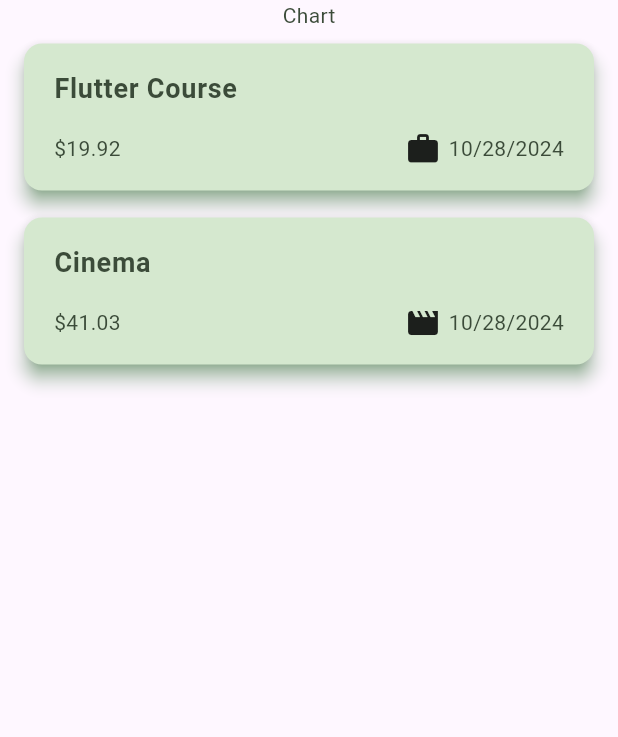
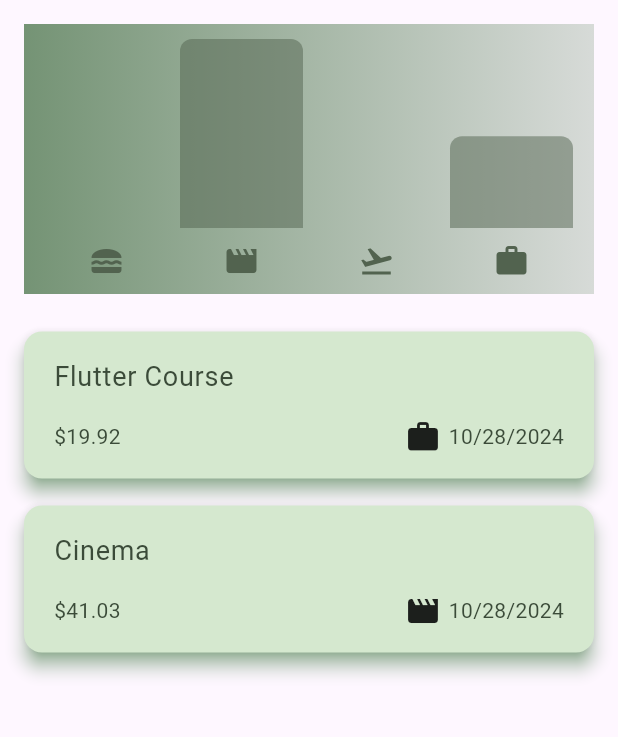
Before and after one commit to KanishkaKanungo/Expense_Tracker_App, a Flutter app: the screen it shows after launch, on a phone screen of 412 x 824 dp, the part 84-821 px from its top. Run offline on Flutter 3.47's test engine with Material 3 defaults, Android fonts, the phone set to English and light mode, and no system bars.

Commit message:
Chart Added

```diff
--- /dev/null
+++ b/lib/chart/chart.dart
@@ -0,0 +1,78 @@
+import 'package:expense_tracker/chart/chart_bar.dart';
+import 'package:expense_tracker/models/expense.dart';
+import 'package:flutter/material.dart';
+
+class Chart extends StatelessWidget {
+   Chart({super.key, required this.expense});
+  List<Expense> expense;
+
+
+  List<ExpenseCategory> get bars{
+    return [
+      ExpenseCategory.category(Category.food, expense),
+      ExpenseCategory.category(Category.leisure, expense),
+      ExpenseCategory.category(Category.travel, expense),
+      ExpenseCategory.category(Category.work, expense)
+    ];
+  }
+  double get maxExpenseAmount{
+    double maxExpenseAmount = 0;
+    for (final bar in bars) {
+      if(bar.totalExpense>maxExpenseAmount){
+        maxExpenseAmount = bar.totalExpense;
+      }
+    }
+    return maxExpenseAmount;
+  }
+
+
+  @override
+  Widget build(BuildContext context) {
+    final darkMode = MediaQuery.of(context).platformBrightness==Brightness.dark;
+    return Container(
+      margin: const EdgeInsets.all(16),
+      height: 180,
+      width: double.infinity,
+      padding: const EdgeInsets.all(10),
+      decoration: BoxDecoration(
+        gradient: LinearGradient(
+          colors: [
+            Theme.of(context).colorScheme.primary.withOpacity(0.7),
+            Theme.of(context).colorScheme.primary.withOpacity(0.2)
+          ]
+        )
+      ),
+      child: Column(
+        children: [
+          Expanded(
+            child: Row(
+              crossAxisAlignment: CrossAxisAlignment.end,
+              children: bars.map((bar)
+              => ChartBar(fill: bar.totalExpense/maxExpenseAmount)
+              ).toList(),
+            )
+          ),
+          const SizedBox(
+            height: 10,
+          ),
+          Row(
+            children:
+              bars.map((bucket)
+              => Expanded(
+                child: Padding(
+                  padding: const EdgeInsets.symmetric(horizontal: 4),
+                  child: Icon(
+                    CategoryIcons[bucket.category],
+                    color: darkMode
+                    ? Theme.of(context).colorScheme.primary
+                    : Theme.of(context).colorScheme.secondary
+                  ),
+                ),
+               )
+              ).toList(),
+          )
+        ],
+      ),
+    );
+  }
+}
--- /dev/null
+++ b/lib/chart/chart_bar.dart
@@ -0,0 +1,30 @@
+import 'package:flutter/material.dart';
+
+class ChartBar extends StatelessWidget {
+  const ChartBar({super.key, required this.fill});
+
+  final fill;
+
+  @override
+  Widget build(BuildContext context) {
+    final darkMode = MediaQuery.of(context).platformBrightness==Brightness.dark;
+    return Expanded(
+      child: Padding(
+        padding:const EdgeInsets.symmetric(horizontal: 4),
+        child: FractionallySizedBox(
+          heightFactor: fill,
+          child: DecoratedBox(
+            decoration: BoxDecoration(
+              shape: BoxShape.rectangle,
+              borderRadius: const BorderRadius.vertical(top: Radius.circular(8)
+              ),
+              color: darkMode
+              ? Theme.of(context).colorScheme.primary
+              : Theme.of(context).colorScheme.secondary.withOpacity(0.5)
+            ),
+          ),
+        ),
+      )
+    );
+  }
+}
--- a/lib/main.dart
+++ b/lib/main.dart
@@ -74,7 +74,7 @@ void main() {
           ),
           bodyLarge: TextStyle(
             fontSize: 18,
-            fontWeight: FontWeight.bold,
+            fontWeight: FontWeight.normal,
             color: kColorScheme.onSecondaryContainer
           ),
           bodyMedium: TextStyle(
--- a/lib/models/expense.dart
+++ b/lib/models/expense.dart
@@ -37,7 +37,7 @@ class ExpenseCategory {
   ExpenseCategory.category(this.category, List<Expense> allCategories)
       : chartList =
             allCategories.where((expense) => expense.category == category).toList();
-    double get totalSum{
+    double get totalExpense{
       double sum = 0;
 
       for(final expense in chartList){
--- a/lib/widget/expenses.dart
+++ b/lib/widget/expenses.dart
@@ -1,3 +1,4 @@
+import 'package:expense_tracker/chart/chart.dart';
 import 'package:expense_tracker/widget/expensis_list/expenses_list.dart';
 import 'package:expense_tracker/models/expense.dart';
 import 'package:expense_tracker/widget/new_bottom_expense_sheet.dart';
@@ -89,7 +90,7 @@ class _ExpensesState extends State<Expenses> {
       ),
       body: Column(
         children: [
-          const Text("Chart"),
+          Chart(expense: registeredExpenses,),
           Expanded(child: mainContent)
         ],
       ),
```
